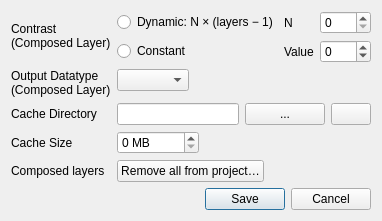
The window that src/SettingsDialogBase.ui (mobermayer/layer-slider) describes before a commit, drawn with Qt 5.
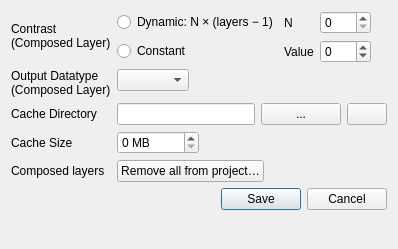
The same window after the commit.

The edit to the form file:
```diff
--- a/src/SettingsDialogBase.ui
+++ b/src/SettingsDialogBase.ui
@@ -2,6 +2,14 @@
 <ui version="4.0">
  <class>SettingsDialogBase</class>
  <widget class="QDialog" name="SettingsDialogBase">
+  <property name="geometry">
+   <rect>
+    <x>0</x>
+    <y>0</y>
+    <width>398</width>
+    <height>249</height>
+   </rect>
+  </property>
   <property name="windowTitle">
    <string>Layer Slider - Settings</string>
   </property>
```
Left out of the diff: 70 changed lines with no effect on the pictures.
